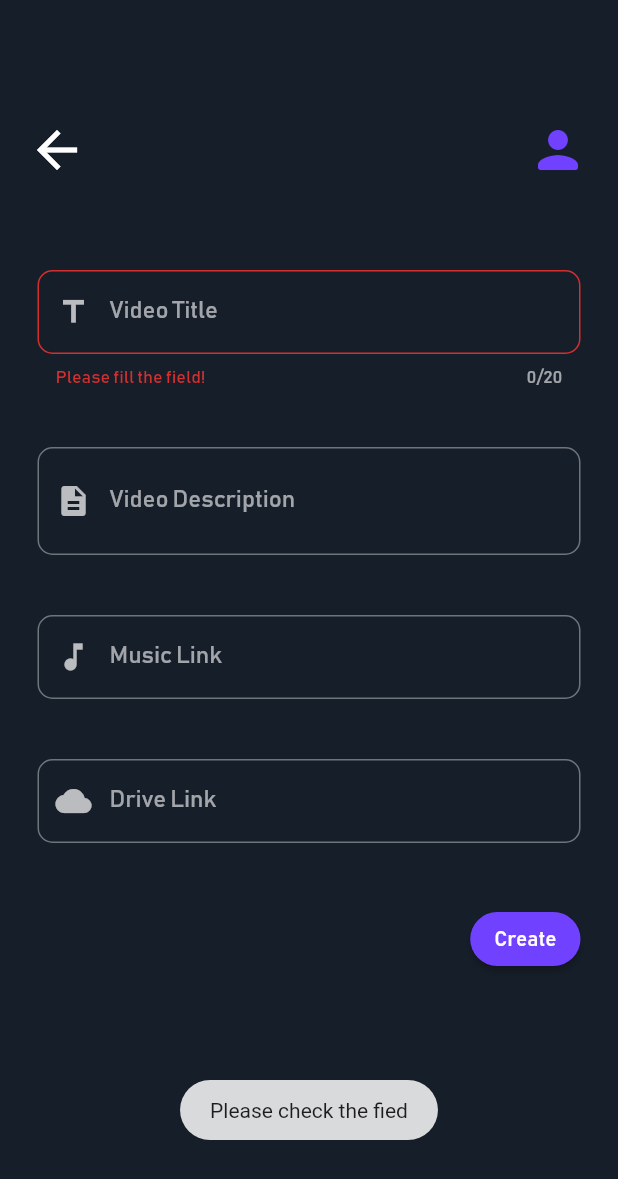
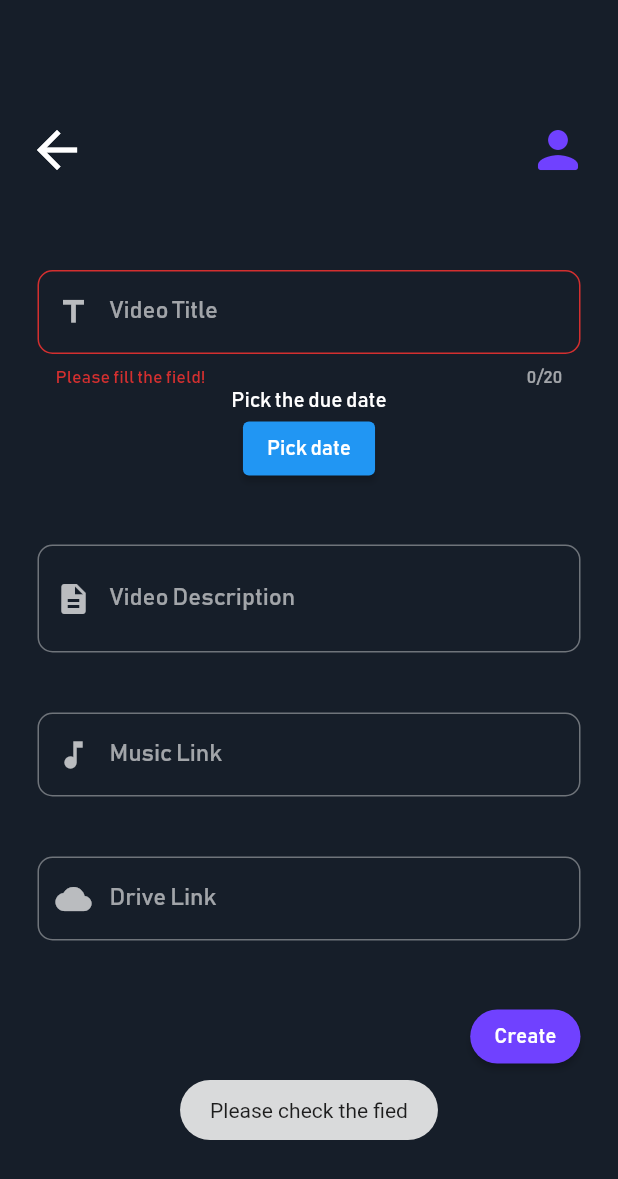
Before and after one commit to Ardiankls/pdm_app, a Flutter app: the Create screen opened by its route, after a tap on "Create", on a phone screen of 412 x 824 dp. Shown: the top 1179 px of the screen. Run offline on Flutter 3.47's test engine with Material 2 defaults, Android fonts, the light colour scheme and no system bars; our stand-ins replace cloud_firestore, email_validator, equatable, firebase_auth, firebase_core, firebase_messaging and 2 more; accounts and stored records are empty.

Commit message:
add calendar function to create

```diff
--- a/lib/ui/projects/create.dart
+++ b/lib/ui/projects/create.dart
@@ -12,6 +12,12 @@ final ctrlProDesc = TextEditingController();
 final ctrlProMusic = TextEditingController();
 final ctrlProDrive = TextEditingController();
 String dateNow = ActivityServices.dateNow();
+// DateTime datePicked;
+String proDate;
+
+// Widget convertDate(){
+//   return
+// }
 
 @override
 void dispose() {
@@ -32,6 +38,8 @@ void clearForm() {
 // void
 
 class _CreateState extends State<Create> {
+  DateTime _dateTime;
+
   @override
   Widget build(BuildContext context) {
     return Scaffold(
@@ -103,6 +111,40 @@ class _CreateState extends State<Create> {
                               }
                             },
                           ),
+                          SizedBox(height: 0),
+                          Column(
+                            children: [
+                              // Text("Due Date"),
+                              // CalendarDatePicker(
+                              //   lastDate: DateTime(22222),
+                              //   onDateChanged: (date) {},
+                              //   firstDate: DateTime(2010),
+                              //   initialDate: DateTime.now(),
+                              // ),
+                              Text(_dateTime == null
+                                  ? 'Pick the due date'
+                                  : _dateTime.toString()),
+                              ElevatedButton(
+                                onPressed: () {
+                                  showDatePicker(
+                                    context: context,
+                                    initialDate: DateTime.now(),
+                                    firstDate: DateTime(2021),
+                                    lastDate: DateTime(2060),
+                                  ).then((date) {
+                                    setState(() {
+                                      _dateTime = date;
+                                      var dateFormat =
+                                          new DateFormat('yyyy-MM-dd');
+                                      var datePicked = dateFormat.format(date);
+                                      proDate = datePicked.toString();
+                                    });
+                                  });
+                                },
+                                child: Text('Pick date'),
+                              ),
+                            ],
+                          ),
                           SizedBox(height: 40),
                           TextFormField(
                             controller: ctrlProDesc,
@@ -145,12 +187,12 @@ class _CreateState extends State<Create> {
                                     Projects projects = Projects(
                                         "",
                                         ctrlProTitle.text,
-                                        "-",
+                                        proDate,
                                         ctrlProDesc.text,
                                         ctrlProMusic.text,
                                         ctrlProDrive.text,
                                         FirebaseAuth.instance.currentUser.uid,
-                                        "1",
+                                        "OnGoing",
                                         dateNow,
                                         dateNow);
                                     await ProjectServices.addProject(projects)
```
